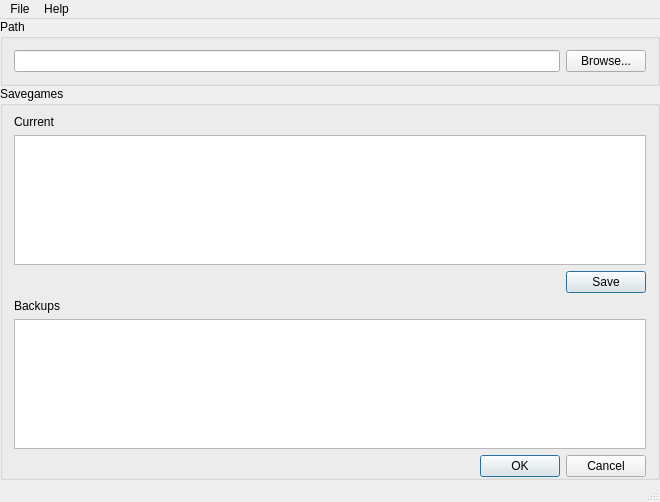
The window that mainwindow.ui (wurfkeks/forest-save-manager) describes before a commit, drawn with Qt 5.
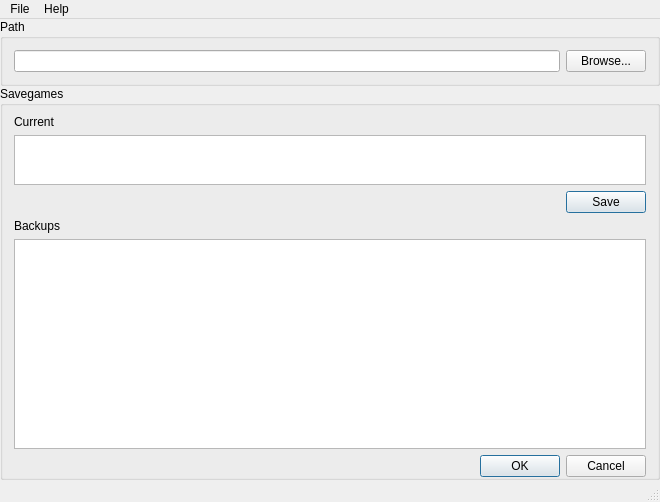
The same window after the commit.

The edit to the form file:
```diff
--- a/mainwindow.ui
+++ b/mainwindow.ui
@@ -10,6 +10,12 @@
     <height>502</height>
    </rect>
   </property>
+  <property name="minimumSize">
+   <size>
+    <width>640</width>
+    <height>480</height>
+   </size>
+  </property>
   <property name="windowTitle">
    <string>MainWindow</string>
   </property>
@@ -83,12 +89,51 @@
        </item>
        <item>
         <widget class="QTableView" name="table_current">
+         <property name="maximumSize">
+          <size>
+           <width>16777215</width>
+           <height>50</height>
+          </size>
+         </property>
+         <property name="verticalScrollBarPolicy">
+          <enum>Qt::ScrollBarAsNeeded</enum>
+         </property>
+         <property name="horizontalScrollBarPolicy">
+          <enum>Qt::ScrollBarAlwaysOff</enum>
+         </property>
          <property name="selectionMode">
           <enum>QAbstractItemView::SingleSelection</enum>
          </property>
          <property name="selectionBehavior">
           <enum>QAbstractItemView::SelectRows</enum>
          </property>
+         <property name="showGrid">
+          <bool>false</bool>
+         </property>
+         <attribute name="horizontalHeaderCascadingSectionResizes">
+          <bool>true</bool>
+         </attribute>
+         <attribute name="horizontalHeaderDefaultSectionSize">
+          <number>300</number>
+         </attribute>
+         <attribute name="horizontalHeaderHighlightSections">
+          <bool>false</bool>
+         </attribute>
+         <attribute name="horizontalHeaderMinimumSectionSize">
+          <number>200</number>
+         </attribute>
+         <attribute name="horizontalHeaderStretchLastSection">
+          <bool>true</bool>
+         </attribute>
+         <attribute name="verticalHeaderVisible">
+          <bool>false</bool>
+         </attribute>
+         <attribute name="verticalHeaderDefaultSectionSize">
+          <number>19</number>
+         </attribute>
+         <attribute name="verticalHeaderHighlightSections">
+          <bool>false</bool>
+         </attribute>
         </widget>
        </item>
        <item>
@@ -107,12 +152,39 @@
        </item>
        <item>
         <widget class="QTableView" name="table_backups">
+         <property name="verticalScrollBarPolicy">
+          <enum>Qt::ScrollBarAsNeeded</enum>
+         </property>
+         <property name="horizontalScrollBarPolicy">
+          <enum>Qt::ScrollBarAlwaysOff</enum>
+         </property>
          <property name="selectionMode">
           <enum>QAbstractItemView::SingleSelection</enum>
          </property>
          <property name="selectionBehavior">
           <enum>QAbstractItemView::SelectRows</enum>
          </property>
+         <attribute name="horizontalHeaderDefaultSectionSize">
+          <number>300</number>
+         </attribute>
+         <attribute name="horizontalHeaderHighlightSections">
+          <bool>false</bool>
+         </attribute>
+         <attribute name="horizontalHeaderMinimumSectionSize">
+          <number>200</number>
+         </attribute>
+         <attribute name="horizontalHeaderStretchLastSection">
+          <bool>true</bool>
+         </attribute>
+         <attribute name="verticalHeaderVisible">
+          <bool>false</bool>
+         </attribute>
+         <attribute name="verticalHeaderDefaultSectionSize">
+          <number>19</number>
+         </attribute>
+         <attribute name="verticalHeaderHighlightSections">
+          <bool>false</bool>
+         </attribute>
         </widget>
        </item>
        <item>
```
